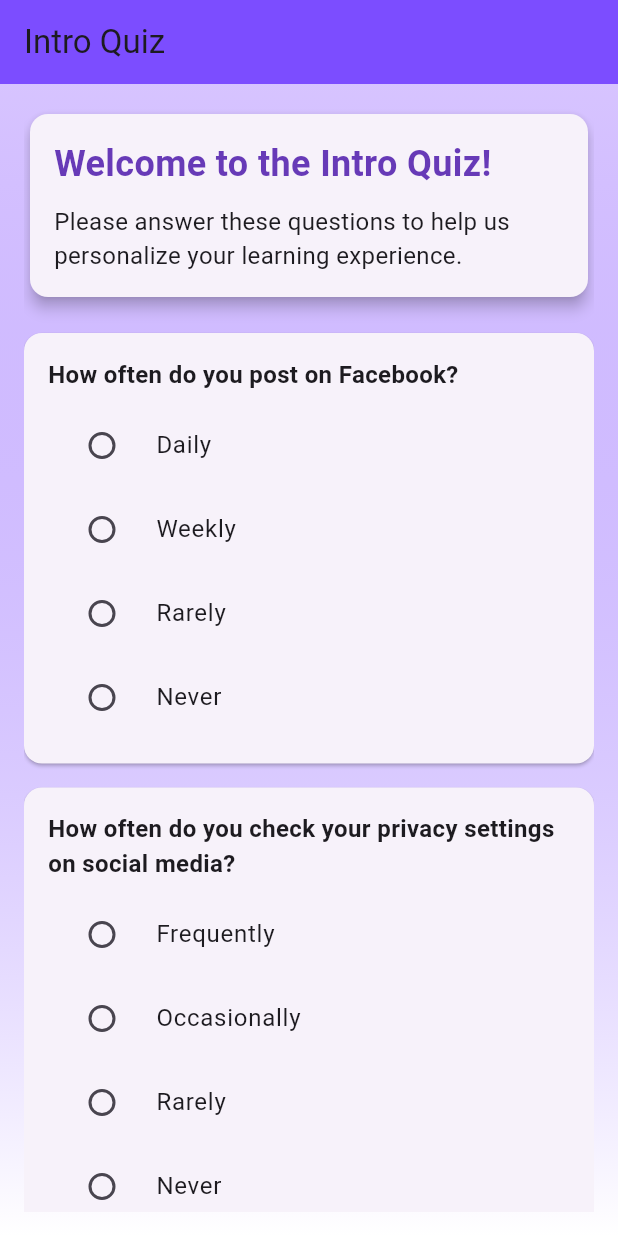
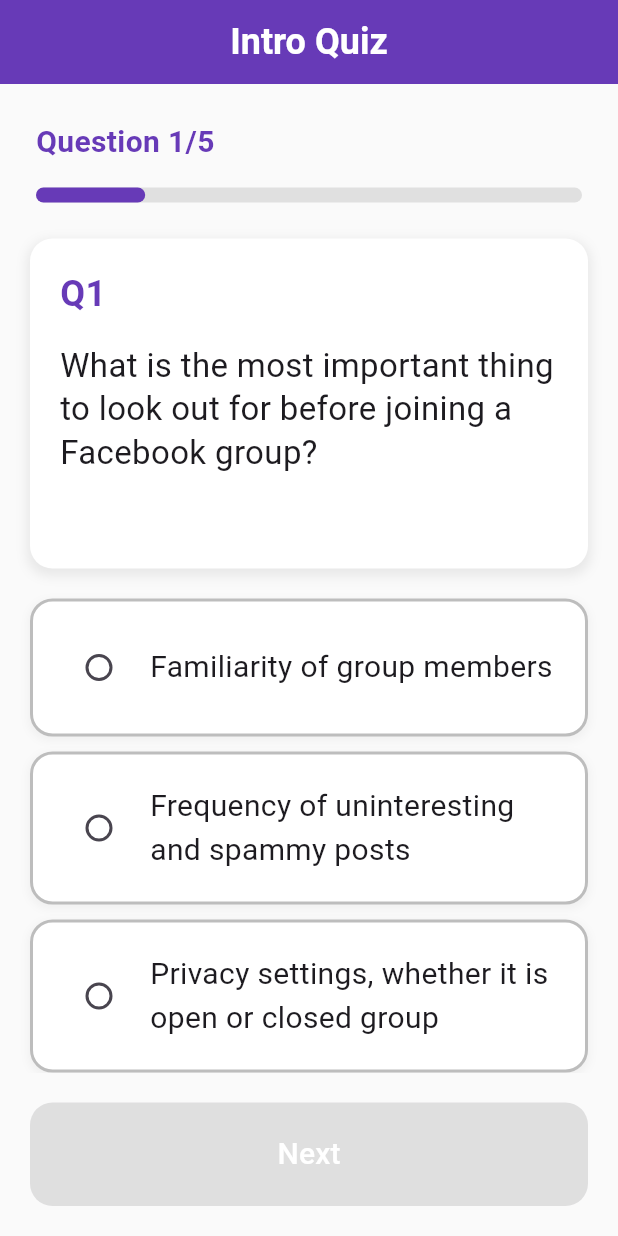
Before and after one commit to 4by3/capstone_flutter_project, a Flutter app: the screen it shows after launch, after a tap on "Get Started", on a phone screen of 412 x 824 dp. Run offline on Flutter 3.47's test engine with Material 3 defaults, Android fonts, the phone set to English and light mode, and no system bars; our stand-ins replace confetti, shared_preferences.

Commit message:
Added same features that feature quiz has

```diff
--- /dev/null
+++ b/lib/data/intro_quiz_data.dart
@@ -0,0 +1,37 @@
+final List<Map<String, dynamic>> introQuestions = [
+  {
+    'question': 'What is the most important thing to look out for before joining a Facebook group?',
+    'options': [
+      'Familiarity of group members',
+      'Frequency of uninteresting and spammy posts',
+      'Privacy settings, whether it is open or closed group',
+      'Group size'
+    ],
+    'answers': [1, 1, 4, 2],
+  },
+  {
+    'question': 'Which privacy setting do you use the most for posts on your timeline?',
+    'options': ['Friends', 'Friends of Friends', 'Public', 'Only Me'],
+    'answers': [3, 2, 1, 4],
+  },
+  {
+    'question': 'What is your understanding of Facebook\'s privacy settings?',
+    'options': [
+      'I understand them well',
+      'Somewhat',
+      'I rarely adjust them',
+      'I don\'t know about them'
+    ],
+    'answers': [4, 3, 2, 1],
+  },
+  {
+    'question': 'How often do you review your Facebook account\'s privacy settings?',
+    'options': ['Regularly', 'Occasionally', 'Rarely', 'Never'],
+    'answers': [4, 3, 2, 1],
+  },
+  {
+    'question': 'How confident are you in managing your Facebook privacy settings?',
+    'options': ['Very Confident', 'Somewhat Confident', 'Not Confident', 'Not Sure'],
+    'answers': [4, 3, 2, 1],
+  },
+];
--- a/lib/pages/intro_quiz_page.dart
+++ b/lib/pages/intro_quiz_page.dart
@@ -1,9 +1,8 @@
 import 'package:flutter/material.dart';
 import 'package:shared_preferences/shared_preferences.dart';
 import 'home_page.dart';
+import '../data/intro_quiz_data.dart';
 
-///quiz page that assess user;s facebook usage patterns and privacy awareness to personalise their learning experience
-///Jaanane - for testing only
 class IntroQuizPage extends StatefulWidget {
   const IntroQuizPage({super.key});
 
@@ -11,174 +10,128 @@ class IntroQuizPage extends StatefulWidget {
   State<IntroQuizPage> createState() => _IntroQuizPageState();
 }
 
+class _IntroQuizPageState extends State<IntroQuizPage> with TickerProviderStateMixin {
+  int currentQuestionIndex = 0;
+  Map<int, String> selectedAnswers = {};
+  late AnimationController _questionController;
+  late Animation<Offset> _questionSlideAnimation;
+  late List<AnimationController> _answerControllers;
+  late List<Animation<Offset>> _answerSlideAnimations;
 
+  @override
+  void initState() {
+    super.initState();
+    // Question animation
+    _questionController = AnimationController(
+      vsync: this,
+      duration: const Duration(milliseconds: 500),
+    );
+    _questionSlideAnimation = Tween<Offset>(
+      begin: const Offset(1.0, 0.0),
+      end: Offset.zero,
+    ).animate(CurvedAnimation(parent: _questionController, curve: Curves.easeInOut));
 
-class _IntroQuizPageState extends State<IntroQuizPage> {
-  ///questions to assess user's facebook usage patterns and behaviours
-  ///each question contains text, available options and selected answer
-  final List<Map<String, dynamic>> profilingQuestions = [
-    {
-      'question': 'How often do you post on Facebook?',
-      'options': ['Daily', 'Weekly', 'Rarely', 'Never'],
-      'selected': null,
-    },
-    {
-      'question': 'How often do you check your privacy settings on social media?',
-      'options': ['Frequently', 'Occasionally', 'Rarely', 'Never'],
-      'selected': null,
-    },
-    {
-      'question': 'Which of the following is your preferred audience for sharing personal updates?',
-      'options': ['Friends', 'Family', 'Public', 'Only Me'],
-      'selected': null,
-    },
-    {
-      'question': 'How often do you use the Facebook Marketplace?',
-      'options': ['Daily', 'Weekly', 'Rarely', 'Never'],
-      'selected': null,
-    },
-    {
-      'question': 'Do you typically engage with posts in a Facebook group or just observe?',
-      'options': ['Engage', 'Observe', 'Rarely', 'Never'],
-      'selected': null,
-    },
-  ];
+    // Initialize answer animations with increasing durations
+    _answerControllers = List.generate(
+      3,
+      (index) => AnimationController(
+        vsync: this,
+        duration: Duration(milliseconds: 700 + (index * 200)),
+      ),
+    );
+    _answerSlideAnimations = _answerControllers.map((controller) {
+      return Tween<Offset>(
+        begin: const Offset(1.0, 0.0),
+        end: Offset.zero,
+      ).animate(CurvedAnimation(parent: controller, curve: Curves.easeInOut));
+    }).toList();
 
-  final List<Map<String, dynamic>> skillLevelQuestions = [
-    {
-      'question': 'What is the most important thing to look out for before joining a Facebook group?',
-      'options': [
-        'Familiarity of group members',
-        'Frequency of uninteresting and spammy posts',
-        'Privacy settings, whether it is open or closed group',
-        'Group size'
-      ],
-      'selected': null,
-    },
-    {
-      'question': 'Which privacy setting do you use the most for posts on your timeline?',
-      'options': ['Friends', 'Friends of Friends', 'Public', 'Only Me'],
-      'selected': null,
-    },
-    {
-      'question': 'What is your understanding of Facebook\'s privacy settings?',
-      'options': ['I understand them well', 'Somewhat', 'I rarely adjust them', 'I don\'t know about them'],
-      'selected': null,
-    },
-    {
-      'question': 'How often do you review your Facebook account\'s privacy settings?',
-      'options': ['Regularly', 'Occasionally', 'Rarely', 'Never'],
-      'selected': null,
-    },
-  ];
+    // Start animations for the first question
+    _startAnimations();
+  }
 
-  ///calculates features scores based on user's answers to determine their proficiency
-  ///in different aspects of facebook privacy and proficiency
-  ///returns a map with feature name as keys and scores (0-4) as values
+  @override
+  void dispose() {
+    _questionController.dispose();
+    for (var controller in _answerControllers) {
+      controller.dispose();
+    }
+    super.dispose();
+  }
+
+  // Trigger animations when question changes
+  void _startAnimations() {
+    _questionController.reset();
+    _questionController.forward();
+    for (var controller in _answerControllers) {
+      controller.reset();
+      controller.forward();
+    }
+  }
 
   Map<String, int> _calculateFeatureScores() {
-    //initialise scores for each feature topic
     Map<String, int> scores = {
-      'Block, Restrict, Report Usage': 0,
       'Facebook Groups': 0,
       'Audience Setting for Posts': 0,
       'Interaction on Others\' Posts': 0,
       'Tag Review and Settings': 0,
+      'Block, Restrict, Report Usage': 0,
     };
 
-    // Analyze profiling questions to calculate initial scores
-    for (var question in profilingQuestions) {
-      final selected = question['selected'] as String?;
+    const featureMapping = [
+      'Facebook Groups',
+      'Audience Setting for Posts',
+      'Block, Restrict, Report Usage',
+      'Tag Review and Settings',
+      'Block, Restrict, Report Usage',
+    ];
+
+    for (var i = 0; i < introQuestions.length; i++) {
+      final selected = selectedAnswers[i];
       if (selected == null) continue;
 
-      final questionText = question['question'] as String;
-
-      switch (questionText) {
-        case 'How often do you post on Facebook?':
-          if (selected == 'Daily' || selected == 'Weekly') {
-            scores['Audience Setting for Posts'] = (scores['Audience Setting for Posts'] ?? 0) + 2;
-            scores['Interaction on Others\' Posts'] = (scores['Interaction on Others\' Posts'] ?? 0) + 1;
-          }
-          break;
-        case 'How often do you check your privacy settings on social media?':
-          if (selected == 'Frequently' || selected == 'Occasionally') {
-            scores['Block, Restrict, Report Usage'] = (scores['Block, Restrict, Report Usage'] ?? 0) + 2;
-            scores['Tag Review and Settings'] = (scores['Tag Review and Settings'] ?? 0) + 2;
-          }
-          break;
-        case 'Which of the following is your preferred audience for sharing personal updates?':
-          if (selected == 'Only Me' || selected == 'Friends') {
-            scores['Audience Setting for Posts'] = (scores['Audience Setting for Posts'] ?? 0) + 2;
-          }
-          break;
-        case 'How often do you use the Facebook Marketplace?':
-          if (selected == 'Daily' || selected == 'Weekly') {
-            scores['Block, Restrict, Report Usage'] = (scores['Block, Restrict, Report Usage'] ?? 0) + 1;
-          }
-          break;
-        case 'Do you typically engage with posts in a Facebook group or just observe?':
-          if (selected == 'Engage') {
-            scores['Facebook Groups'] = (scores['Facebook Groups'] ?? 0) + 2;
-            scores['Interaction on Others\' Posts'] = (scores['Interaction on Others\' Posts'] ?? 0) + 2;
-          }
-          break;
+      final options = introQuestions[i]['options'] as List<String>;
+      final answers = introQuestions[i]['answers'] as List<int>;
+      final selectedIndex = options.indexOf(selected);
+      if (selectedIndex != -1) {
+        final feature = featureMapping[i];
+        scores[feature] = (scores[feature] ?? 0) + answers[selectedIndex];
       }
     }
 
-    // Analyze skill level questions
-    for (var question in skillLevelQuestions) {
-      final selected = question['selected'] as String?;
-      if (selected == null) continue;
-
-      final questionText = question['question'] as String;
-
-      switch (questionText) {
-        case 'What is the most important thing to look out for before joining a Facebook group?':
-          if (selected == 'Privacy settings, whether it is open or closed group') {
-            scores['Facebook Groups'] = (scores['Facebook Groups'] ?? 0) + 2;
-          }
-          break;
-        case 'Which privacy setting do you use the most for posts on your timeline?':
-          if (selected == 'Friends' || selected == 'Only Me') {
-            scores['Audience Setting for Posts'] = (scores['Audience Setting for Posts'] ?? 0) + 2;
-          }
-          break;
-        case 'What is your understanding of Facebook\'s privacy settings?':
-          if (selected == 'I understand them well') {
-            scores['Block, Restrict, Report Usage'] = (scores['Block, Restrict, Report Usage'] ?? 0) + 1;
-            scores['Tag Review and Settings'] = (scores['Tag Review and Settings'] ?? 0) + 1;
-          }
-          break;
-        case 'How often do you review your Facebook account\'s privacy settings?':
-          if (selected == 'Regularly' || selected == 'Occasionally') {
-            scores['Tag Review and Settings'] = (scores['Tag Review and Settings'] ?? 0) + 2;
-          }
-          break;
-      }
-    }
-
-    // Normalize scores to be between 0 and 4
     scores.updateAll((key, value) => value > 4 ? 4 : value);
-
     return scores;
   }
 
-  bool _areAllQuestionsAnswered() {
-    return [...profilingQuestions, ...skillLevelQuestions]
-        .every((q) => q['selected'] != null);
-  }
-  // flag that makes next app open go to home page. This should activate on final page of quiz but here temporarily
   Future<void> _flagHomePage() async {
     final prefs = await SharedPreferences.getInstance();
     await prefs.setBool('goIntroPage', false);
   }
 
-  void _nextPage() async {
-    if (_areAllQuestionsAnswered()) {
+  void _nextQuestion() {
+    if (currentQuestionIndex < introQuestions.length - 1) {
+      setState(() {
+        currentQuestionIndex++;
+        _startAnimations(); // Trigger slide animations for question and answers
+      });
+    } else {
+      _submitQuiz();
+    }
+  }
+
+  void _previousQuestion() {
+    if (currentQuestionIndex > 0) {
+      setState(() {
+        currentQuestionIndex--;
+        _startAnimations(); // Trigger slide animations for question and answers
+      });
+    }
+  }
+
+  void _submitQuiz() async {
+    if (selectedAnswers.length == introQuestions.length) {
       final featureScores = _calculateFeatureScores();
-
       await _flagHomePage();
-
       Navigator.pushReplacement(
         context,
         MaterialPageRoute(
@@ -188,139 +141,226 @@ class _IntroQuizPageState extends State<IntroQuizPage> {
     } else {
       ScaffoldMessenger.of(context).showSnackBar(
         const SnackBar(
-          content: Text('Please answer all questions before proceeding.'),
+          content: Text('Please answer all questions before submitting.'),
           backgroundColor: Colors.red,
         ),
       );
     }
   }
 
-
   @override
   Widget build(BuildContext context) {
+    final question = introQuestions[currentQuestionIndex];
+    final totalQuestions = introQuestions.length;
+    final options = question['options'] as List<String>;
+
     return Scaffold(
       appBar: AppBar(
-        title: const Text('Intro Quiz'),
-        backgroundColor: Colors.deepPurpleAccent,
+        title: const Text(
+          'Intro Quiz',
+          style: TextStyle(
+            fontSize: 24,
+            fontWeight: FontWeight.bold,
+            color: Colors.white,
+          ),
+        ),
+        backgroundColor: Colors.deepPurple,
+        elevation: 0,
+        centerTitle: true,
       ),
       body: Container(
-        decoration: BoxDecoration(
-          gradient: LinearGradient(
-            colors: [Colors.deepPurpleAccent.withOpacity(0.3), Colors.white],
-            begin: Alignment.topCenter,
-            end: Alignment.bottomCenter,
-          ),
-        ),
-        child: Padding(
-          padding: const EdgeInsets.all(16.0),
-          child: ListView(
-            children: [
-              const Card(
-                elevation: 4,
-                child: Padding(
-                  padding: EdgeInsets.all(16.0),
+        color: Colors.grey[50],
+        child: Column(
+          children: [
+            // Progress Bar
+            Container(
+              padding: const EdgeInsets.all(24),
+              child: Column(
+                children: [
+                  Row(
+                    mainAxisAlignment: MainAxisAlignment.spaceBetween,
+                    children: [
+                      Text(
+                        'Question ${currentQuestionIndex + 1}/$totalQuestions',
+                        style: const TextStyle(
+                          fontSize: 20,
+                          color: Colors.deepPurple,
+                          fontWeight: FontWeight.w600,
+                        ),
+                      ),
+                    ],
+                  ),
+                  const SizedBox(height: 16),
+                  LinearProgressIndicator(
+                    value: (currentQuestionIndex + 1) / totalQuestions,
+                    backgroundColor: Colors.grey[300],
+                    valueColor: const AlwaysStoppedAnimation(Colors.deepPurple),
+                    minHeight: 10,
+                    borderRadius: BorderRadius.circular(5),
+                  ),
+                ],
+              ),
+            ),
+
+            // Question Container with Slide Animation
+            SlideTransition(
+              position: _questionSlideAnimation,
+              child: Container(
+                height: 220,
+                margin: const EdgeInsets.symmetric(horizontal: 20),
+                padding: const EdgeInsets.all(20),
+                decoration: BoxDecoration(
+                  color: Colors.white,
+                  borderRadius: BorderRadius.circular(15),
+                  boxShadow: [
+                    BoxShadow(
+                      color: Colors.grey.withOpacity(0.2),
+                      spreadRadius: 2,
+                      blurRadius: 6,
+                      offset: const Offset(0, 3),
+                    ),
+                  ],
+                ),
+                child: SingleChildScrollView(
                   child: Column(
+                    mainAxisAlignment: MainAxisAlignment.center,
                     crossAxisAlignment: CrossAxisAlignment.start,
                     children: [
                       Text(
-                        'Welcome to the Intro Quiz!',
-                        style: TextStyle(
+                        'Q${currentQuestionIndex + 1}',
+                        style: const TextStyle(
                           fontSize: 24,
                           fontWeight: FontWeight.bold,
                           color: Colors.deepPurple,
                         ),
                       ),
-                      SizedBox(height: 10),
+                      const SizedBox(height: 16),
                       Text(
-                        'Please answer these questions to help us personalize your learning experience.',
-                        style: TextStyle(fontSize: 16),
+                        question['question'] as String,
+                        style: const TextStyle(
+                          fontSize: 22,
+                          height: 1.3,
+                        ),
                       ),
                     ],
                   ),
                 ),
               ),
-              const SizedBox(height: 20),
-              ...profilingQuestions.map((questionData) {
-                return Card(
-                  margin: const EdgeInsets.only(bottom: 16),
-                  child: Padding(
-                    padding: const EdgeInsets.all(16.0),
-                    child: Column(
-                      crossAxisAlignment: CrossAxisAlignment.start,
-                      children: [
-                        Text(
-                          questionData['question'] as String,
-                          style: const TextStyle(
-                            fontSize: 16,
-                            fontWeight: FontWeight.bold,
+            ),
+
+            // Answers Section with Slide Animations
+            Expanded(
+              child: SingleChildScrollView(
+                padding: const EdgeInsets.symmetric(horizontal: 20, vertical: 20),
+                child: Column(
+                  children: options.asMap().entries.map<Widget>((entry) {
+                    final index = entry.key;
+                    final option = entry.value;
+                    final isSelected = selectedAnswers[currentQuestionIndex] == option;
+
+                    // Ensure we don't access beyond _answerSlideAnimations length
+                    final animationIndex = index < _answerSlideAnimations.length ? index : _answerSlideAnimations.length - 1;
+
+                    return Padding(
+                      padding: const EdgeInsets.only(bottom: 10),
+                      child: SlideTransition(
+                        position: _answerSlideAnimations[animationIndex],
+                        child: GestureDetector(
+                          onTap: () {
+                            setState(() => selectedAnswers[currentQuestionIndex] = option);
+                          },
+                          child: Container(
+                            width: double.infinity,
+                            padding: const EdgeInsets.symmetric(vertical: 20, horizontal: 20),
+                            decoration: BoxDecoration(
+                              color: isSelected
+                                  ? Colors.deepPurple.withOpacity(0.15)
+                                  : Colors.white,
+                              border: Border.all(
+                                color: isSelected ? Colors.deepPurple : Colors.grey[400]!,
+                                width: 2,
+                              ),
+                              borderRadius: BorderRadius.circular(15),
+                              boxShadow: [
+                                BoxShadow(
+                                  color: Colors.grey.withOpacity(0.1),
+                                  spreadRadius: 1,
+                                  blurRadius: 4,
+                                  offset: const Offset(0, 2),
+                                ),
+                              ],
+                            ),
+                            child: Row(
+                              children: [
+                                Radio<String>(
+                                  value: option,
+                                  groupValue: selectedAnswers[currentQuestionIndex],
+                                  onChanged: (value) {
+                                    setState(() => selectedAnswers[currentQuestionIndex] = value!);
+                                  },
+                                  activeColor: Colors.deepPurple,
+                                  materialTapTargetSize: MaterialTapTargetSize.padded,
+                                ),
+                                const SizedBox(width: 10),
+                                Expanded(
+                                  child: Text(
+                                    option,
+                                    style: const TextStyle(fontSize: 20),
+                                  ),
+                                ),
+                              ],
+                            ),
                           ),
                         ),
-                        const SizedBox(height: 8),
-                        ...(questionData['options'] as List<String>).map((option) {
-                          return RadioListTile<String>(
-                            title: Text(option),
-                            value: option,
-                            groupValue: questionData['selected'] as String?,
-                            onChanged: (value) {
-                              setState(() {
-                                questionData['selected'] = value;
-                              });
-                            },
-                          );
-                        }),
-                      ],
+                      ),
+                    );
+                  }).toList(),
+                ),
+              ),
+            ),
+
+            // Navigation Buttons
+            Padding(
+              padding: const EdgeInsets.all(20),
+              child: Row(
+                children: [
+                  if (currentQuestionIndex > 0)
+                    Expanded(
+                      child: OutlinedButton(
+                        style: OutlinedButton.styleFrom(
+                          padding: const EdgeInsets.symmetric(vertical: 20),
+                          side: const BorderSide(color: Colors.deepPurple, width: 2),
+                          shape: RoundedRectangleBorder(borderRadius: BorderRadius.circular(15)),
+                        ),
+                        onPressed: _previousQuestion,
+                        child: const Text(
+                          'Previous',
+                          style: TextStyle(fontSize: 20, color: Colors.deepPurple),
+                        ),
+                      ),
+                    ),
+                  if (currentQuestionIndex > 0) const SizedBox(width: 20),
+                  Expanded(
+                    child: ElevatedButton(
+                      style: ElevatedButton.styleFrom(
+                        backgroundColor: Colors.deepPurple,
+                        padding: const EdgeInsets.symmetric(vertical: 20),
+                        shape: RoundedRectangleBorder(borderRadius: BorderRadius.circular(15)),
+                        elevation: selectedAnswers[currentQuestionIndex] != null ? 5 : 0,
+                      ),
+                      onPressed: selectedAnswers[currentQuestionIndex] != null
+                          ? _nextQuestion
+                          : null,
+                      child: Text(
+                        currentQuestionIndex == totalQuestions - 1 ? 'Submit' : 'Next',
+                        style: const TextStyle(fontSize: 20, color: Colors.white),
+                      ),
                     ),
                   ),
-                );
-              }),
-              const SizedBox(height: 20),
-              ...skillLevelQuestions.map((questionData) {
-                return Card(
-                  margin: const EdgeInsets.only(bottom: 16),
-                  child: Padding(
-                    padding: const EdgeInsets.all(16.0),
-                    child: Column(
-                      crossAxisAlignment: CrossAxisAlignment.start,
-                      children: [
-                        Text(
-                          questionData['question'] as String,
-                          style: const TextStyle(
-                            fontSize: 16,
-                            fontWeight: FontWeight.bold,
-                          ),
-                        ),
-                        const SizedBox(height: 8),
-                        ...(questionData['options'] as List<String>).map((option) {
-                          return RadioListTile<String>(
-                            title: Text(option),
-                            value: option,
-                            groupValue: questionData['selected'] as String?,
-                            onChanged: (value) {
-                              setState(() {
-                                questionData['selected'] = value;
-                              });
-                            },
-                          );
-                        }),
-                      ],
-                    ),
-                  ),
-                );
-              }),
-              const SizedBox(height: 20),
-              ElevatedButton(
-                style: ElevatedButton.styleFrom(
-                  backgroundColor: Colors.deepPurpleAccent,
-                  padding: const EdgeInsets.symmetric(vertical: 16),
-                ),
-                onPressed: _areAllQuestionsAnswered() ? _nextPage : null,
-                child: const Text(
-                  'Next',
-                  style: TextStyle(fontSize: 18, color: Colors.white),
-                ),
+                ],
               ),
-            ],
-          ),
+            ),
+          ],
         ),
       ),
     );
```
